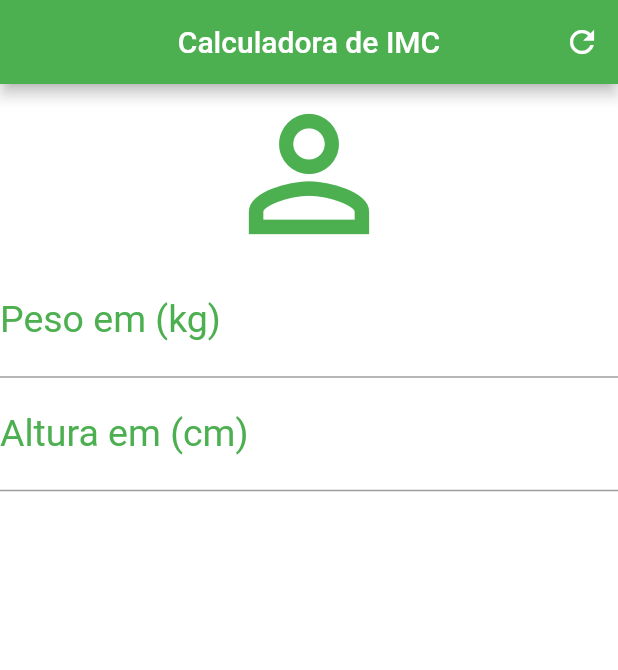
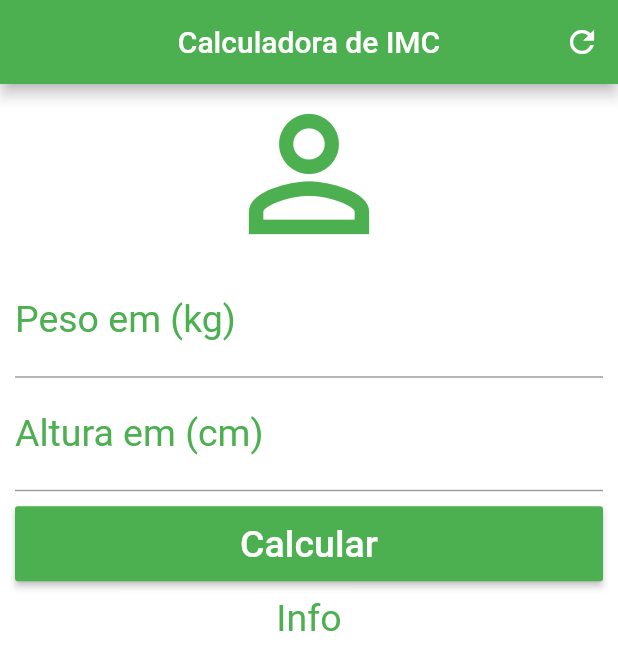
Before and after one commit to edvaldoide/calc_imc, a Flutter app: the screen it shows after launch, on a phone screen of 412 x 824 dp. Shown: the top 670 px of the screen. Run offline on Flutter 3.47's test engine with Material 2 defaults, Android fonts, the phone set to English and light mode, and no system bars.

Commit message:
Adicionando o ScrollView e RaisedButton

```diff
--- a/calc_imc/lib/main.dart
+++ b/calc_imc/lib/main.dart
@@ -24,7 +24,9 @@ class _HomeState extends State<Home> {
         actions: [IconButton(onPressed: () {}, icon: Icon(Icons.refresh))],
       ),
       backgroundColor: Colors.white,
-      body: Column(
+      body: SingleChildScrollView(
+        padding: EdgeInsets.fromLTRB(10.0, 0.0, 10.0, 0.0),
+        child: Column(
           crossAxisAlignment: CrossAxisAlignment.stretch,
           children: [
             Icon(Icons.person_outline, size: 120.0, color: Colors.green),
@@ -46,7 +48,30 @@ class _HomeState extends State<Home> {
               textAlign: TextAlign.center,
               style: TextStyle(color: Colors.green, fontSize: 25.0),
             ),
+            Padding(
+              padding: EdgeInsets.only(top: 10.0, bottom: 10.0),
+              child: Container(
+                height: 50.0,
+                child: RaisedButton(
+                  onPressed: () {},
+                  child: Text(
+                    'Calcular',
+                    style: TextStyle(
+                      color: Colors.white,
+                      fontSize: 25.0,
+                    ),
+                  ),
+                  color: Colors.green,
+                ),
+              ),
+            ),
+            Text(
+              'Info',
+              textAlign: TextAlign.center,
+              style: TextStyle(color: Colors.green, fontSize: 25.0),
+            ),
           ],
+        ),
       ),
     );
   }
```
Lines whose indentation alone changed are shown as unchanged.
